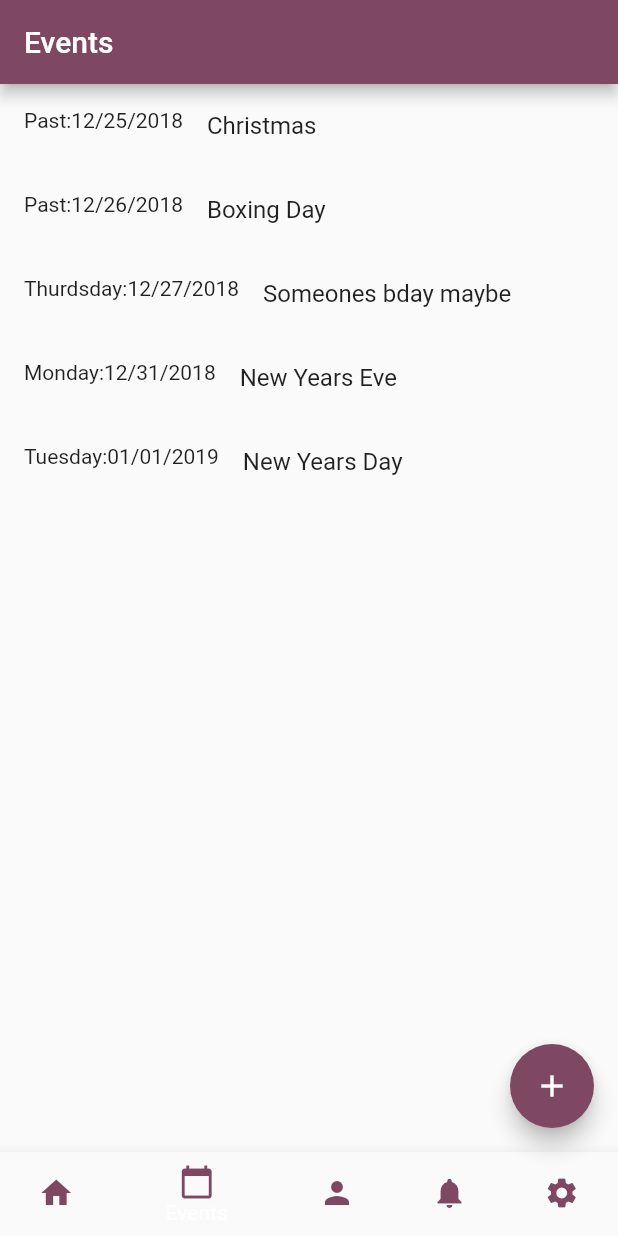
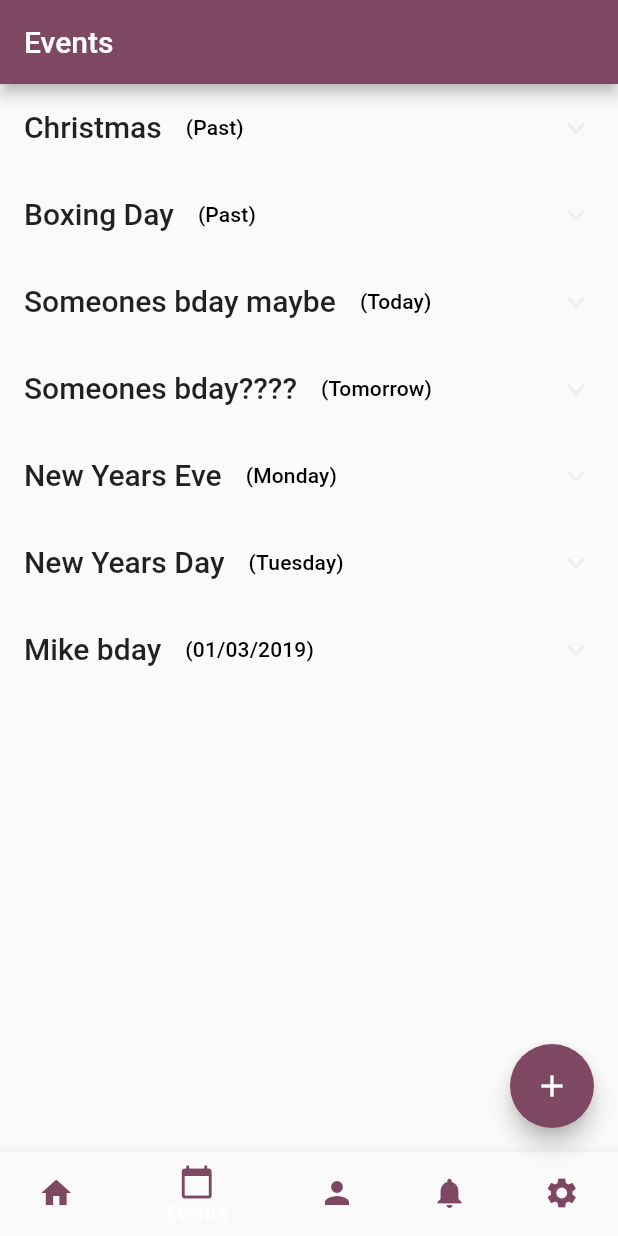
Before and after one commit to dran5447/GiftAssist, a Flutter app: the screen it shows after launch, item 2 of the bottom bar chosen, on a phone screen of 412 x 824 dp. Run offline on Flutter 3.47's test engine with Material 2 defaults, Android fonts, the phone set to English and light mode, and no system bars.

Commit message:
event formatting, fix dates

```diff
--- /dev/null
+++ b/lib/events_ideas_treeview.dart
@@ -0,0 +1,79 @@
+import 'package:flutter/material.dart';
+import 'objectmodel.dart';
+import 'sharedhelpers.dart';
+
+class EventIdeasTreeWidget extends StatelessWidget {
+  final List<Event> events;
+
+  EventIdeasTreeWidget({this.events});
+
+  //_IdeasState({Key key, this.personName});
+
+  // Widget _buildTiles(Entry root) {
+  //   if (root.children.isEmpty) return ListTile(title: Text(root.title));
+  //   return ExpansionTile(
+  //     key: PageStorageKey<Entry>(root),
+  //     title: Text(root.title),
+  //     children: root.children.map(_buildTiles).toList(),
+  //   );
+  // }
+
+  @override
+  Widget build(BuildContext context) {
+
+
+    return new Expanded(
+      child: ListView.builder(
+        itemCount: events.length,
+        itemBuilder: (context, index) {
+          var item = events[index];
+          return new ExpansionTile(
+            initiallyExpanded: item.isExpanded,
+            key: PageStorageKey<Event>(item),
+            leading: Text(
+              item.title,
+              style: Theme.of(context).textTheme.title,
+            ),
+            title: Text(
+              '(' + Helpers.formatDate(item.date) + ')',
+              style: Theme.of(context).textTheme.subtitle,
+            ),
+            children: item.ideas.map((Idea idea) {
+              return Padding(
+                padding: EdgeInsets.only(left:50.0, right: 30.0),
+                child: GestureDetector(
+                  child: Card(
+                    child: Row(
+                      mainAxisAlignment: MainAxisAlignment.start,
+                      children: <Widget>[
+                        Padding(
+                          padding: EdgeInsets.symmetric(vertical: 5.0, horizontal: 5.0),
+                          child: Text(
+                              idea.title,
+                              style: Theme.of(context).textTheme.body1,
+                          ),
+                        ),
+                        //TODO indicators or actions
+                      ],
+                    ),
+                  ),
+                  onTap: () {
+                    //TODO do something meaningful with tapped idea
+                    showDialog(
+                      context: context,
+                      builder: (context){
+                        return new AlertDialog(
+                          content: Text('tapped idea'),
+                        );
+                      }
+                    );
+                  },
+                ),
+              );
+            }).toList(),
+          );
+        },
+      ),
+    );
+  }
+}
--- a/lib/main.dart
+++ b/lib/main.dart
@@ -1,6 +1,5 @@
 import 'package:flutter/material.dart';
 import 'addgiftideapage.dart';
-import 'objectmodel.dart';
 import 'mainpages/people.dart';
 import 'mainpages/home.dart';
 import 'mainpages/events.dart';
@@ -30,9 +29,6 @@ class MyApp extends StatelessWidget {
   @override
   Widget build(BuildContext context) {
     return Scaffold(
-      // appBar: AppBar(
-      //   title: Text('Home'),
-      // ),
       body: HomePage(),
     );
   }
--- a/lib/mainpages/events.dart
+++ b/lib/mainpages/events.dart
@@ -1,6 +1,7 @@
 import 'package:flutter/material.dart';
 import '../objectmodel.dart';
 import '../sharedhelpers.dart';
+import '../events_ideas_treeview.dart';
 
 class EventWidget extends StatefulWidget {
   @override
@@ -8,6 +9,8 @@ class EventWidget extends StatefulWidget {
 }
 
 class EventState extends State<EventWidget>{
+  //TODO get events data for all people - may need refactor to the treeview
+  //TODO get sorted list of events using two helper methods
   final List<Event> events = Helpers.getTempEventsList();
 
   @override
@@ -18,18 +21,7 @@ class EventState extends State<EventWidget>{
       ),
       body: Column(
         children: <Widget>[
-          new Expanded(
-            child: ListView.builder(
-              itemCount: events.length,
-              itemBuilder: (context, index) {
-                return ListTile(
-                  leading: Text(Helpers.informalDate(events[index].date) + ":" + Helpers.simplifyDate(events[index].date)),
-                  title: Text(events[index].title),
-                  onTap: () { /* TODO react to the tile being tapped */ },
-                );
-              },
-            ),
-          ),
+           EventIdeasTreeWidget(events: events),
         ],
       ),
     );
--- a/lib/mainpages/home.dart
+++ b/lib/mainpages/home.dart
@@ -8,7 +8,8 @@ class HomeWidget extends StatefulWidget {
 }
 
 class HomeState extends State<HomeWidget>{
-  final List<Event> events = Helpers.getTempEventsList();
+  //TODO pass in a limited number of upcoming global events
+  final List<Event> events = Helpers.filterPastEvents(Helpers.getTempEventsList());
 
   @override
   Widget build(BuildContext context) {
@@ -26,12 +27,13 @@ class HomeState extends State<HomeWidget>{
               style: Theme.of(context).textTheme.headline,
             ),
           ),
+          //TODO notification/announcements area
           new Expanded(
             child: ListView.builder(
               itemCount: events.length,
               itemBuilder: (context, index) {
                 return ListTile(
-                  leading: Text(Helpers.informalDate(events[index].date) + ":" + Helpers.simplifyDate(events[index].date)),
+                  leading: Text(Helpers.formatDate(events[index].date)),
                   title: Text(events[index].title),
                   onTap: () { /* TODO react to the tile being tapped */ },
                 );
--- a/lib/mainpages/notifications.dart
+++ b/lib/mainpages/notifications.dart
@@ -1,6 +1,4 @@
 import 'package:flutter/material.dart';
-import '../objectmodel.dart';
-import '../sharedhelpers.dart';
 import 'dart:math';
 
 class NotificationWidget extends StatefulWidget {
--- a/lib/mainpages/settings.dart
+++ b/lib/mainpages/settings.dart
@@ -1,6 +1,4 @@
 import 'package:flutter/material.dart';
-import '../objectmodel.dart';
-import '../sharedhelpers.dart';
 import 'dart:math';
 
 class SettingsWidget extends StatefulWidget {
--- a/lib/objectmodel.dart
+++ b/lib/objectmodel.dart
@@ -11,10 +11,12 @@ class Event {
   final DateTime date;
   final String title;
   final String description;
+
+  final bool recurring;
   final List<Idea> ideas;
   bool isExpanded;
 
-  Event(this.date, this.title, this.description, this.ideas, [this.isExpanded = false]);
+  Event(this.date, this.title, this.description, [this.ideas, this.recurring = false, this.isExpanded = false]);
 }
 
 class Person {
--- a/lib/personpage.dart
+++ b/lib/personpage.dart
@@ -1,6 +1,7 @@
 import 'package:flutter/material.dart';
 import 'objectmodel.dart';
 import 'sharedhelpers.dart';
+import 'events_ideas_treeview.dart';
 
 
 class PersonPage extends StatefulWidget {
@@ -57,51 +58,9 @@ class _IdeasState extends State<PersonPage> {
               textAlign: TextAlign.left,
             ),
           ),
-          new Expanded(
-            child: ListView.builder(
-              itemCount: events.length,
-              itemBuilder: (context, index) {
-                var item = events[index];
-                return new ExpansionTile(
-                  initiallyExpanded: item.isExpanded,
-                  key: PageStorageKey<Event>(item),
-                  leading: Text(
-                    item.title,
-                    style: Theme.of(context).textTheme.title,
-                  ),
-                  title: Text(
-                    '(' + Helpers.informalDate(item.date) + ', ' + Helpers.simplifyDate(item.date) + ')',
-                    style: Theme.of(context).textTheme.subtitle,
-                  ),
-                  children: item.ideas.map((Idea idea) {
-                    return Padding(
-                      padding: EdgeInsets.only(left:50.0, right: 30.0),
-                      child: GestureDetector(
-                        child: Card(
-                          child: Row(
-                            mainAxisAlignment: MainAxisAlignment.start,
-                            children: <Widget>[
-                              Padding(
-                                padding: EdgeInsets.symmetric(vertical: 5.0, horizontal: 5.0),
-                                child: Text(
-                                    idea.title,
-                                    style: Theme.of(context).textTheme.body1,
-                                ),
-                              ),
-                              //TODO indicators or actions
-                            ],
-                          ),
-                        ),
-                        onTap: () {
-                          //TODO idea tapped
-                        },
-                      ),
-                    );
-                  }).toList(),
-                );
-              },
-            ),
-          ),
+
+          EventIdeasTreeWidget(events: events),
+
         ]
       ),
     );
--- a/lib/sharedhelpers.dart
+++ b/lib/sharedhelpers.dart
@@ -9,8 +9,10 @@ class Helpers{
       new Event(new DateTime(2018, 12, 25), 'Christmas', 'ho ho ho', getTempIdeasList2(), true),
       new Event(new DateTime(2018, 12, 26), 'Boxing Day', 'monies', getTempIdeasList1()),
       new Event(new DateTime(2018, 12, 27), 'Someones bday maybe', 'n/a', getTempIdeasList2()),
+      new Event(new DateTime(2018, 12, 28), 'Someones bday????', 'n/a', getTempIdeasList2()),
       new Event(new DateTime(2018, 12, 31), 'New Years Eve', '3-2-1', getTempIdeasList2()),
       new Event(new DateTime(2019, 1, 1), 'New Years Day', 'new year new you, dont fuck oop', getTempIdeasList1()),
+      new Event(new DateTime(2019, 1, 3), 'Mike bday', 'woop woop', getTempIdeasList1()),
     ];
     return events;
   }
@@ -39,6 +41,31 @@ class Helpers{
 
   // END TEMP HELPERS
 
+  static List<Event> filterPastEvents(List<Event> events){
+    List<Event> updated = new List<Event>();
+
+    for(Event e in events){
+      if(e.date.difference(DateTime.now()).inDays >= 0){
+        updated.add(e);
+      }
+      else if(e.recurring){
+        //TODO add logic for recurring events
+      }
+    }
+    return updated;
+  }
+
+  static List<Event> sortEvents(List<Event> events){
+    //TODO event sorting
+    // var previous = null;
+    // for(int i=1; i<events.length; i++){
+
+    //   if(previous != null){
+
+    //   }
+    // }
+  }
+
   static String getInitials(String name){
     var nameList = name.split(" ");
     String initials = '';
@@ -48,61 +75,17 @@ class Helpers{
     return initials;
   }
 
-  static String simplifyDate(DateTime date){
-    return new DateFormat('MM/dd/yyy').format(date);
-  }
-
-  static String informalDate(DateTime date){
-    var today = DateTime.now();
-
-    String month;
-      switch (date.month) {
-        case 1:
-          month = "January";
-          break;
-        case 2:
-          month = "February";
-          break;
-        case 3:
-          month = "March";
-          break;
-        case 4:
-          month = "April";
-          break;
-        case 5:
-          month = "May";
-          break;
-        case 6:
-          month = "June";
-          break;
-        case 7:
-          month = "July";
-          break;
-        case 8:
-          month = "August";
-          break;
-        case 9:
-          month = "September";
-          break;
-        case 10:
-          month = "October";
-          break;
-        case 11:
-          month = "November";
-          break;
-        case 12:
-          month = "December";
-          break;
-      }
+  static String formatDate(DateTime date){
+    var now = DateTime.now();
+    var today = new DateTime(now.year, now.month, now.day);
 
     Duration difference = today.difference(date);
 
-    //TODO this may still be iffy..need to verify hours/days logic
-    if (difference.inDays == 0 &&  difference.inHours < -24) {
+    if (difference.inDays == 0) {
       return "Today";
     } else if (difference.inDays > 0) {
       return "Past";
-    } else if (difference.inDays < -2 && difference.inHours >= -48) {
+    } else if (difference.inDays == -1) {
       return "Tomorrow";
     } else if (difference.inDays > -7) {
       switch (date.weekday) {
@@ -113,7 +96,7 @@ class Helpers{
         case 3:
           return "Wednesday";
         case 4:
-          return "Thurdsday";
+          return "Thursday";
         case 5:
           return "Friday";
         case 6:
@@ -121,11 +104,7 @@ class Helpers{
         case 7:
           return "Sunday";
       }
-    } else if (date.year == today.year) {
-      return '${date.day} $month';
-    } else {
-      return '${date.day} $month ${date.year}';
     }
-    return "";
+    return new DateFormat('MM/dd/yyy').format(date);
   }
 }
```
Also changed, not shown: 10 other files.
